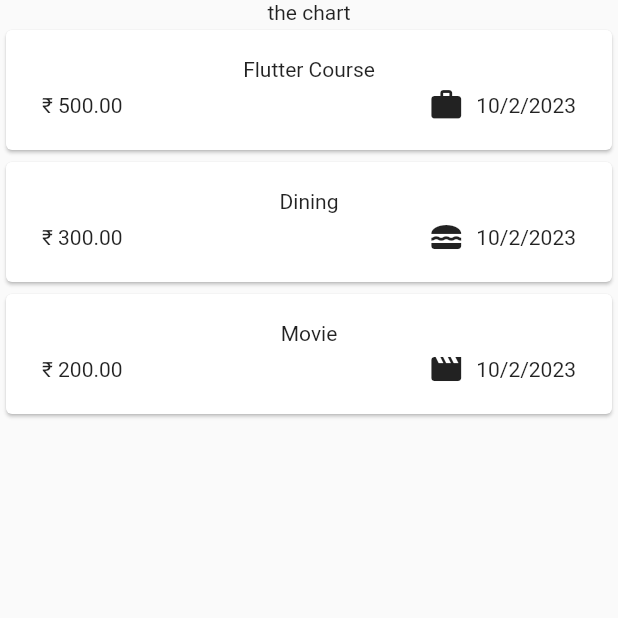
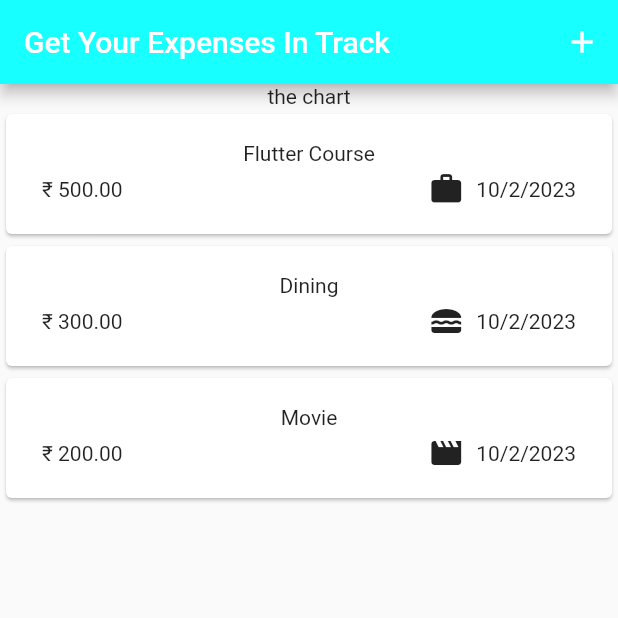
Before and after one commit to sharshv2012/expense_tracker, a Flutter app: the screen it shows after launch, on a phone screen of 412 x 824 dp, the top half of it. Run offline on Flutter 3.47's test engine with Material 2 defaults, Android fonts, the phone set to English and light mode, and no system bars.

Commit message:
commit 4 : Added an AppBar : )

```diff
--- a/lib/widgets/expenses.dart
+++ b/lib/widgets/expenses.dart
@@ -20,6 +20,13 @@ class _ExpensesState extends State<Expenses> {
   @override
   Widget build(BuildContext context) {
     return  Scaffold(
+      appBar: AppBar(
+        backgroundColor: Colors.cyanAccent,
+        title: const Text("Get Your Expenses In Track"),
+        actions: [
+          IconButton(onPressed: (){}, icon: const Icon(Icons.add)),
+        ],
+      ),
       body: Column(
         children: [
           const Text("the chart"),
```
